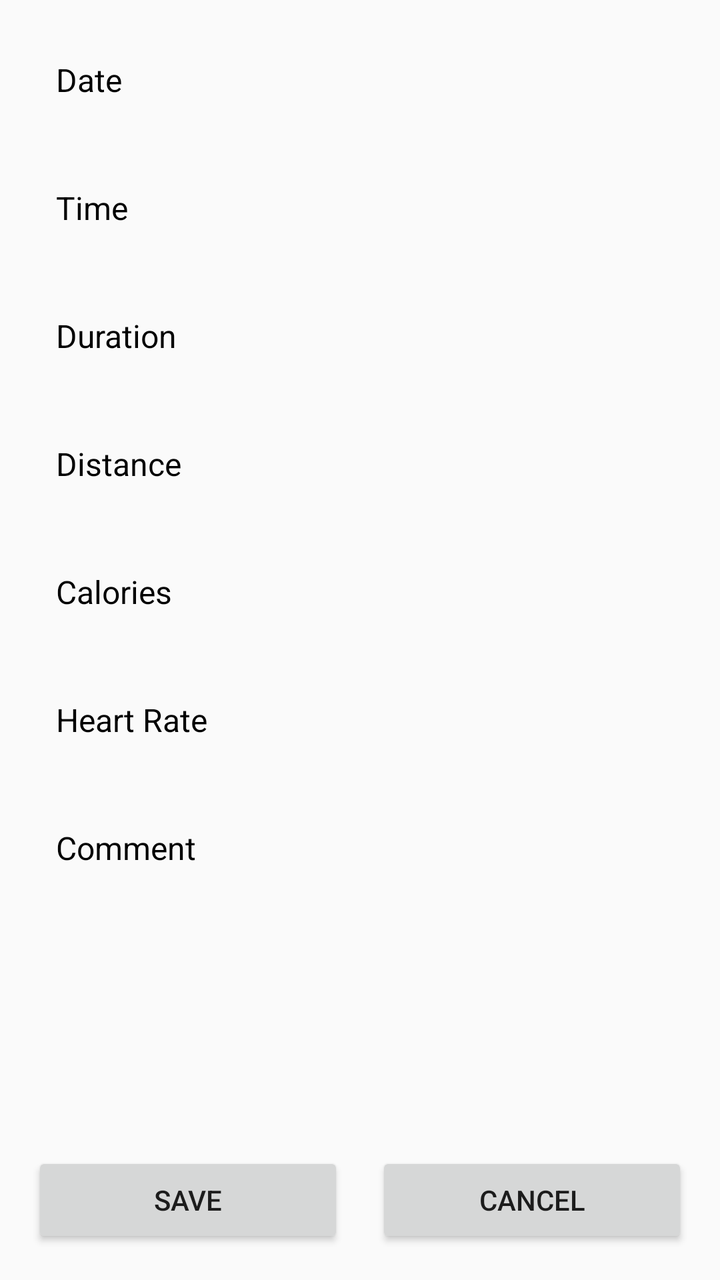
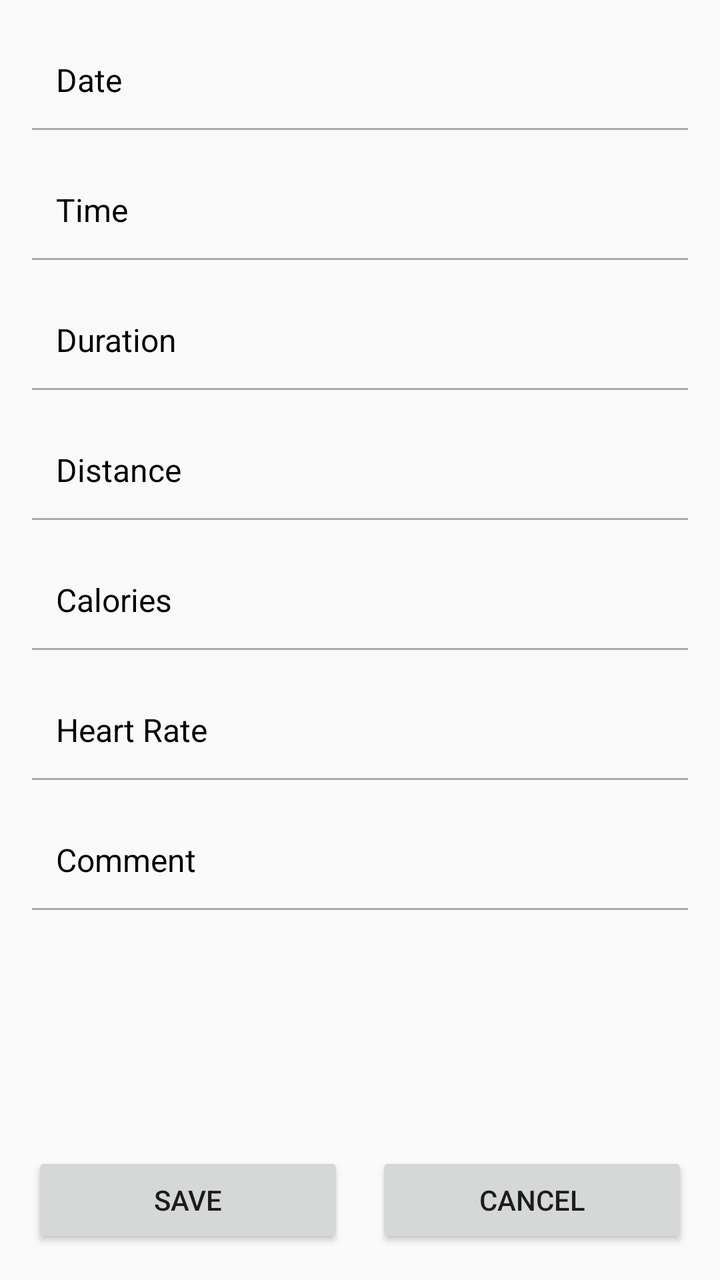

Screens rendered from an Android XML layout before and after an edit, with the pre-edit source and the edit as a unified diff.
<!-- AndroidManifest.xml: activity theme Theme.Kunlong_He_MyRuns3 -->
<!-- res/layout/activity_manual_entry.xml -->
<?xml version="1.0" encoding="utf-8"?>
<LinearLayout xmlns:android="http://schemas.android.com/apk/res/android"
    android:layout_width="match_parent"
    android:layout_height="match_parent"
    android:orientation="vertical"
    android:padding="16dp"
    android:fitsSystemWindows="true"
    android:clipToPadding="false"
    android:paddingTop="?attr/actionBarSize"
    android:paddingBottom="16dp">

    <ScrollView
        android:layout_width="match_parent"
        android:layout_height="0dp"
        android:layout_weight="1">

        <LinearLayout
            android:layout_width="match_parent"
            android:layout_height="wrap_content"
            android:orientation="vertical">

            
            <TextView
                android:id="@+id/textview_date"
                android:layout_width="match_parent"
                android:layout_height="48dp"
                android:text="Date"
                android:textSize="16sp"
                android:textColor="@android:color/black"
                android:background="?android:attr/selectableItemBackground"
                android:clickable="true"
                android:focusable="true"
                android:gravity="center_vertical"
                android:padding="12dp"
                android:layout_marginBottom="16dp" />

            
            <TextView
                android:id="@+id/textview_time"
                android:layout_width="match_parent"
                android:layout_height="48dp"
                android:text="Time"
                android:textSize="16sp"
                android:textColor="@android:color/black"
                android:background="?android:attr/selectableItemBackground"
                android:clickable="true"
                android:focusable="true"
                android:gravity="center_vertical"
                android:padding="12dp"
                android:layout_marginBottom="16dp" />

            
            <TextView
                android:id="@+id/textview_duration"
                android:layout_width="match_parent"
                android:layout_height="48dp"
                android:text="Duration"
                android:textSize="16sp"
                android:textColor="@android:color/black"
                android:background="?android:attr/selectableItemBackground"
                android:clickable="true"
                android:focusable="true"
                android:gravity="center_vertical"
                android:padding="12dp"
                android:layout_marginBottom="16dp" />

            
            <TextView
                android:id="@+id/textview_distance"
                android:layout_width="match_parent"
                android:layout_height="48dp"
                android:text="Distance"
                android:textSize="16sp"
                android:textColor="@android:color/black"
                android:background="?android:attr/selectableItemBackground"
                android:clickable="true"
                android:focusable="true"
                android:gravity="center_vertical"
                android:padding="12dp"
                android:layout_marginBottom="16dp" />

            
            <TextView
                android:id="@+id/textview_calories"
                android:layout_width="match_parent"
                android:layout_height="48dp"
                android:text="Calories"
                android:textSize="16sp"
                android:textColor="@android:color/black"
                android:background="?android:attr/selectableItemBackground"
                android:clickable="true"
                android:focusable="true"
                android:gravity="center_vertical"
                android:padding="12dp"
                android:layout_marginBottom="16dp" />

            
            <TextView
                android:id="@+id/textview_heart_rate"
                android:layout_width="match_parent"
                android:layout_height="48dp"
                android:text="Heart Rate"
                android:textSize="16sp"
                android:textColor="@android:color/black"
                android:background="?android:attr/selectableItemBackground"
                android:clickable="true"
                android:focusable="true"
                android:gravity="center_vertical"
                android:padding="12dp"
                android:layout_marginBottom="16dp" />

            
            <TextView
                android:id="@+id/textview_comment"
                android:layout_width="match_parent"
                android:layout_height="48dp"
                android:text="Comment"
                android:textSize="16sp"
                android:textColor="@android:color/black"
                android:background="?android:attr/selectableItemBackground"
                android:clickable="true"
                android:focusable="true"
                android:gravity="center_vertical"
                android:padding="12dp"
                android:layout_marginBottom="16dp" />

        </LinearLayout>

    </ScrollView>

    
    <LinearLayout
        android:layout_width="match_parent"
        android:layout_height="wrap_content"
        android:orientation="horizontal"
        android:gravity="center">

        <Button
            android:id="@+id/button_save"
            android:layout_width="0dp"
            android:layout_height="wrap_content"
            android:layout_weight="1"
            android:text="SAVE"
            android:layout_marginEnd="8dp" />

        <Button
            android:id="@+id/button_cancel"
            android:layout_width="0dp"
            android:layout_height="wrap_content"
            android:layout_weight="1"
            android:text="CANCEL"
            android:layout_marginStart="8dp" />

    </LinearLayout>

</LinearLayout>
<!-- resources referenced by this layout -->
<resources>
  <style name="Theme.Kunlong_He_MyRuns3" parent="Theme.AppCompat.Light.DarkActionBar">
          <item name="colorPrimary">@color/gray_500</item>
          <item name="colorPrimaryDark">@color/gray_700</item>
          <item name="colorAccent">@color/teal_200</item>
      </style>
  <color name="gray_500">#FF607D8B</color>
  <color name="gray_700">#FF455A64</color>
  <color name="teal_200">#FF03DAC5</color>
</resources>

<!-- the commit's change to res/layout/activity_manual_entry.xml (unified diff, before → after) -->
@@ -6,7 +6,7 @@
     android:padding="16dp"
     android:fitsSystemWindows="true"
     android:clipToPadding="false"
-    android:paddingTop="?attr/actionBarSize"
+    android:paddingTop="8dp"
     android:paddingBottom="16dp">
 
     <ScrollView
@@ -32,6 +32,11 @@
                 android:focusable="true"
                 android:gravity="center_vertical"
                 android:padding="12dp"
+                android:layout_marginBottom="0dp" />
+            <View
+                android:layout_width="match_parent"
+                android:layout_height="1dp"
+                android:background="@android:color/darker_gray"
                 android:layout_marginBottom="16dp" />
 
             
@@ -47,6 +52,11 @@
                 android:focusable="true"
                 android:gravity="center_vertical"
                 android:padding="12dp"
+                android:layout_marginBottom="0dp" />
+            <View
+                android:layout_width="match_parent"
+                android:layout_height="1dp"
+                android:background="@android:color/darker_gray"
                 android:layout_marginBottom="16dp" />
 
             
@@ -62,6 +72,11 @@
                 android:focusable="true"
                 android:gravity="center_vertical"
                 android:padding="12dp"
+                android:layout_marginBottom="0dp" />
+            <View
+                android:layout_width="match_parent"
+                android:layout_height="1dp"
+                android:background="@android:color/darker_gray"
                 android:layout_marginBottom="16dp" />
 
             
@@ -77,6 +92,11 @@
                 android:focusable="true"
                 android:gravity="center_vertical"
                 android:padding="12dp"
+                android:layout_marginBottom="0dp" />
+            <View
+                android:layout_width="match_parent"
+                android:layout_height="1dp"
+                android:background="@android:color/darker_gray"
                 android:layout_marginBottom="16dp" />
 
             
@@ -92,6 +112,11 @@
                 android:focusable="true"
                 android:gravity="center_vertical"
                 android:padding="12dp"
+                android:layout_marginBottom="0dp" />
+            <View
+                android:layout_width="match_parent"
+                android:layout_height="1dp"
+                android:background="@android:color/darker_gray"
                 android:layout_marginBottom="16dp" />
 
             
@@ -107,6 +132,11 @@
                 android:focusable="true"
                 android:gravity="center_vertical"
                 android:padding="12dp"
+                android:layout_marginBottom="0dp" />
+            <View
+                android:layout_width="match_parent"
+                android:layout_height="1dp"
+                android:background="@android:color/darker_gray"
                 android:layout_marginBottom="16dp" />
 
             
@@ -122,6 +152,11 @@
                 android:focusable="true"
                 android:gravity="center_vertical"
                 android:padding="12dp"
+                android:layout_marginBottom="0dp" />
+            <View
+                android:layout_width="match_parent"
+                android:layout_height="1dp"
+                android:background="@android:color/darker_gray"
                 android:layout_marginBottom="16dp" />
 
         </LinearLayout>
